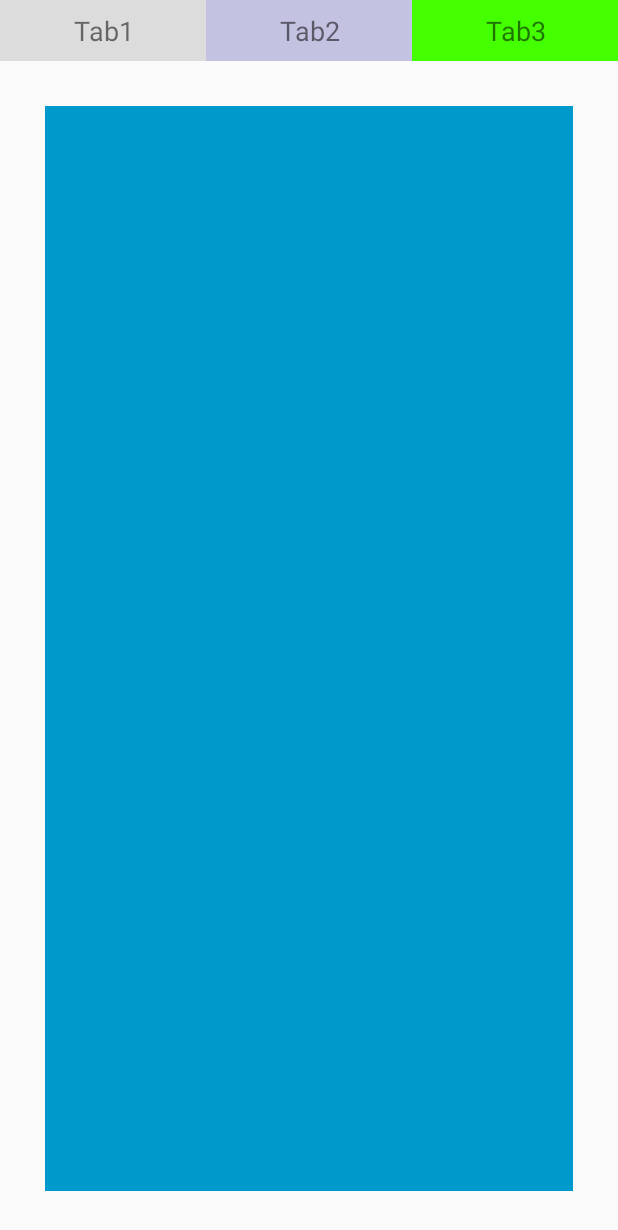
After one commit to fountaintao/CustomControl, an Android app: the fragment Tab2Fragment placed in its activity, on a phone screen of 412 x 824 dp. The commit adds this screen. Shown: the top 1230 px of the screen. Run offline under Robolectric (Android 15) with nearby library versions, the phone set to English and light mode, and no system bars.

Commit message:
BUG ---> 解决Fragment重叠问题，代码段提交！

```diff
--- a/app/src/main/AndroidManifest.xml
+++ b/app/src/main/AndroidManifest.xml
@@ -29,7 +29,8 @@
         <activity android:name=".RoundImageViewActivity" />
         <activity android:name=".CustomLayoutActivity" />
         <activity android:name=".VolumeViewActivity" />
-        <activity android:name=".IncomingListenerActivity"></activity>
+        <activity android:name=".IncomingListenerActivity" />
+        <activity android:name="com.taoyong.activities.TestFragmentActivity"></activity>
     </application>
 
 </manifest>
--- /dev/null
+++ b/app/src/main/java/com/taoyong/activities/TestFragmentActivity.java
@@ -0,0 +1,134 @@
+package com.taoyong.activities;
+
+import android.app.Fragment;
+import android.app.FragmentManager;
+import android.app.FragmentTransaction;
+import android.os.Bundle;
+import android.support.v7.app.AppCompatActivity;
+import android.util.Log;
+import android.view.View;
+
+import com.taoyong.customcontrol.R;
+import com.taoyong.fragment.Tab1Fragment;
+import com.taoyong.fragment.Tab2Fragment;
+import com.taoyong.fragment.Tab3Fragment;
+
+public class TestFragmentActivity extends AppCompatActivity {
+    private static final String TAG = "TestFragmentActivity";
+    private Tab1Fragment tab1Fragment;
+    private Tab2Fragment tab2Fragment;
+    private Tab3Fragment tab3Fragment;
+    private int index = 1;
+    private String[] tabs = {"index", "tab1", "tab2", "tab3"};
+
+    @Override
+    protected void onCreate(Bundle savedInstanceState) {
+        super.onCreate(savedInstanceState);
+        setContentView(R.layout.activity_test_fragment);
+        Log.d(TAG, "onCreate: --------------------");
+        if (null != savedInstanceState) {
+            index = savedInstanceState.getInt(tabs[0], 1);
+            FragmentManager fragmentManager = getFragmentManager();
+            Fragment fragment = fragmentManager.findFragmentByTag(tabs[1]);
+            if (null != fragment && fragment instanceof Tab1Fragment) {
+                tab1Fragment = (Tab1Fragment) fragment;
+            }
+            fragment = fragmentManager.findFragmentByTag(tabs[2]);
+            if (null != fragment && fragment instanceof Tab2Fragment) {
+                tab2Fragment = (Tab2Fragment) fragment;
+            }
+            fragment = fragmentManager.findFragmentByTag(tabs[3]);
+            if (null != fragment && fragment instanceof Tab3Fragment) {
+                tab3Fragment = (Tab3Fragment) fragment;
+            }
+        }
+        showTab(index);
+        init();
+    }
+
+    @Override
+    protected void onSaveInstanceState(Bundle outState) {
+        super.onSaveInstanceState(outState);
+        outState.putInt(tabs[0], index);
+        Log.d(TAG, "onSaveInstanceState: --------------------");
+    }
+
+    @Override
+    public void onAttachFragment(Fragment fragment) {
+        super.onAttachFragment(fragment);
+        Log.d(TAG, "onAttachFragment: --------------------" + fragment);
+    }
+
+    @Override
+    protected void onRestoreInstanceState(Bundle savedInstanceState) {
+        super.onRestoreInstanceState(savedInstanceState);
+        Log.d(TAG, "onRestoreInstanceState: --------------------");
+    }
+
+    private void init() {
+        findViewById(R.id.tv_tab1).setOnClickListener(new View.OnClickListener() {
+            @Override
+            public void onClick(View v) {
+                showTab(1);
+            }
+        });
+        findViewById(R.id.tv_tab2).setOnClickListener(new View.OnClickListener() {
+            @Override
+            public void onClick(View v) {
+                showTab(2);
+            }
+        });
+        findViewById(R.id.tv_tab3).setOnClickListener(new View.OnClickListener() {
+            @Override
+            public void onClick(View v) {
+                showTab(3);
+            }
+        });
+    }
+
+    private void showTab(int index) {
+        this.index = index;
+        // 开启一个Fragment事务
+        FragmentTransaction transaction = getFragmentManager().beginTransaction();
+        hideFragment(transaction);
+        switch (index) {
+            case 1:
+                if (null == tab1Fragment) {
+                    tab1Fragment = new Tab1Fragment();
+                    transaction.add(R.id.fragment, tab1Fragment, tabs[index]);
+                } else {
+                    transaction.show(tab1Fragment);
+                }
+                break;
+            case 2:
+                if (null == tab2Fragment) {
+                    tab2Fragment = new Tab2Fragment();
+                    transaction.add(R.id.fragment, tab2Fragment, tabs[index]);
+                } else {
+                    transaction.show(tab2Fragment);
+                }
+                break;
+            case 3:
+                if (null == tab3Fragment) {
+                    tab3Fragment = new Tab3Fragment();
+                    transaction.add(R.id.fragment, tab3Fragment, tabs[index]);
+                } else {
+                    transaction.show(tab3Fragment);
+                }
+                break;
+        }
+        transaction.commit();
+    }
+
+    private void hideFragment(FragmentTransaction transaction) {
+        if (null != tab1Fragment) {
+            transaction.hide(tab1Fragment);
+        }
+        if (null != tab2Fragment) {
+            transaction.hide(tab2Fragment);
+        }
+        if (null != tab3Fragment) {
+            transaction.hide(tab3Fragment);
+        }
+    }
+}
--- /dev/null
+++ b/app/src/main/java/com/taoyong/fragment/Tab1Fragment.java
@@ -0,0 +1,34 @@
+package com.taoyong.fragment;
+
+import android.os.Bundle;
+import android.view.View;
+
+import com.taoyong.customcontrol.R;
+import com.taoyong.fragment.bases.BaseFragment;
+
+/**
+ * Creation Time :  2017/10/18.<br/>
+ * Creator : tao yong.<br/>
+ * Module description : <br/>
+ */
+public class Tab1Fragment extends BaseFragment {
+    /**
+     * 加载页面布局
+     *
+     * @return
+     */
+    @Override
+    protected int loadLayout() {
+        return R.layout.fragment_tab;
+    }
+
+    /**
+     * 初始化布局及其他操作
+     *
+     * @param savedInstanceState
+     */
+    @Override
+    protected void init(Bundle savedInstanceState) {
+        findViewById(R.id.view1).setVisibility(View.VISIBLE);
+    }
+}
--- /dev/null
+++ b/app/src/main/java/com/taoyong/fragment/Tab2Fragment.java
@@ -0,0 +1,34 @@
+package com.taoyong.fragment;
+
+import android.os.Bundle;
+import android.view.View;
+
+import com.taoyong.customcontrol.R;
+import com.taoyong.fragment.bases.BaseFragment;
+
+/**
+ * Creation Time :  2017/10/18.<br/>
+ * Creator : tao yong.<br/>
+ * Module description : <br/>
+ */
+public class Tab2Fragment extends BaseFragment {
+    /**
+     * 加载页面布局
+     *
+     * @return
+     */
+    @Override
+    protected int loadLayout() {
+        return R.layout.fragment_tab;
+    }
+
+    /**
+     * 初始化布局及其他操作
+     *
+     * @param savedInstanceState
+     */
+    @Override
+    protected void init(Bundle savedInstanceState) {
+        findViewById(R.id.view2).setVisibility(View.VISIBLE);
+    }
+}
--- /dev/null
+++ b/app/src/main/java/com/taoyong/fragment/bases/BaseFragment.java
@@ -0,0 +1,70 @@
+package com.taoyong.fragment.bases;
+
+import android.app.Activity;
+import android.app.Fragment;
+import android.content.Context;
+import android.os.Bundle;
+import android.support.annotation.IdRes;
+import android.view.LayoutInflater;
+import android.view.View;
+import android.view.ViewGroup;
+import android.widget.Toast;
+
+/**
+ * Creation Time :  2017/10/18.<br/>
+ * Creator : tao yong.<br/>
+ * Module description : <br/>
+ */
+public abstract class BaseFragment extends Fragment {
+    protected View view;
+    protected Context context;
+    protected Activity activity;
+
+    @Override
+    public View onCreateView(LayoutInflater inflater, ViewGroup container, Bundle savedInstanceState) {
+        return inflater.inflate(loadLayout(), null);
+    }
+
+    /**
+     * 加载页面布局
+     *
+     * @return
+     */
+    protected abstract int loadLayout();
+
+    @Override
+    public void onActivityCreated(Bundle savedInstanceState) {
+        super.onActivityCreated(savedInstanceState);
+        view = getView();
+        context = getActivity();
+        activity = getActivity();
+        init(savedInstanceState);
+    }
+
+    /**
+     * 初始化布局及其他操作
+     *
+     * @param savedInstanceState
+     */
+    protected abstract void init(Bundle savedInstanceState);
+
+    /**
+     * 得到控件的方法
+     *
+     * @param resId 控件的ID
+     * @param <T>   控件所属类
+     * @return 控件
+     */
+    protected <T extends View> T findViewById(@IdRes int resId) {
+        return (T) view.findViewById(resId);
+    }
+
+    /**
+     * 提示框
+     *
+     * @param obj
+     */
+    protected void showMarked(Object obj) {
+        Toast.makeText(context, "" + obj, Toast.LENGTH_SHORT).show();
+    }
+}
--- a/app/src/main/res/layout/activity_main.xml
+++ b/app/src/main/res/layout/activity_main.xml
@@ -55,5 +55,11 @@
             android:layout_height="wrap_content"
             android:text="测试IncomingListener" />
 
+        <Button
+            android:id="@+id/test_fragment"
+            android:layout_width="match_parent"
+            android:layout_height="wrap_content"
+            android:text="测试Fragment" />
+
     </LinearLayout>
 </ScrollView>
--- /dev/null
+++ b/app/src/main/res/layout/activity_test_fragment.xml
@@ -0,0 +1,53 @@
+<?xml version="1.0" encoding="utf-8"?>
+<LinearLayout xmlns:android="http://schemas.android.com/apk/res/android"
+    xmlns:tools="http://schemas.android.com/tools"
+    android:layout_width="match_parent"
+    android:layout_height="match_parent"
+    android:orientation="vertical"
+    tools:context="com.taoyong.activities.TestFragmentActivity">
+
+    <LinearLayout
+        android:layout_width="match_parent"
+        android:layout_height="wrap_content"
+        android:orientation="horizontal">
+
+        <TextView
+            android:id="@+id/tv_tab1"
+            android:layout_width="0dp"
+            android:layout_height="wrap_content"
+            android:layout_weight="1"
+            android:background="#dcdcdc"
+            android:gravity="center"
+            android:padding="8dp"
+            android:text="Tab1"
+            android:textSize="18sp" />
+
+        <TextView
+            android:id="@+id/tv_tab2"
+            android:layout_width="0dp"
+            android:layout_height="wrap_content"
+            android:layout_weight="1"
+            android:background="#c3c2e1"
+            android:gravity="center"
+            android:padding="8dp"
+            android:text="Tab2"
+            android:textSize="18sp" />
+
+        <TextView
+            android:id="@+id/tv_tab3"
+            android:layout_width="0dp"
+            android:layout_height="wrap_content"
+            android:layout_weight="1"
+            android:background="#44ff00"
+            android:gravity="center"
+            android:padding="8dp"
+            android:text="Tab3"
+            android:textSize="18sp" />
+
+    </LinearLayout>
+
+    <FrameLayout
+        android:id="@+id/fragment"
+        android:layout_width="match_parent"
+        android:layout_height="match_parent" />
+</LinearLayout>
--- /dev/null
+++ b/app/src/main/res/layout/fragment_tab.xml
@@ -0,0 +1,30 @@
+<?xml version="1.0" encoding="utf-8"?>
+<RelativeLayout xmlns:android="http://schemas.android.com/apk/res/android"
+    android:layout_width="match_parent"
+    android:layout_height="match_parent">
+
+    <View
+        android:id="@+id/view1"
+        android:layout_width="match_parent"
+        android:layout_height="match_parent"
+        android:layout_margin="10dp"
+        android:background="@android:color/black"
+        android:visibility="gone" />
+
+    <View
+        android:id="@+id/view2"
+        android:layout_width="match_parent"
+        android:layout_height="match_parent"
+        android:layout_margin="30dp"
+        android:background="@android:color/holo_blue_dark"
+        android:visibility="gone" />
+
+    <View
+        android:id="@+id/view3"
+        android:layout_width="match_parent"
+        android:layout_height="match_parent"
+        android:layout_margin="50dp"
+        android:background="@android:color/holo_red_dark"
+        android:visibility="gone" />
+
+</RelativeLayout>
```
Also changed, not shown: app/src/main/java/com/taoyong/customcontrol/MainActivity.java (+8 -0 lines), app/src/main/java/com/taoyong/fragment/Tab3Fragment.java (added, +34 -0 lines), widget/src/main/java/com/taoyong/widget/group/SideslipGroup.java (added, +102 -0 lines).
